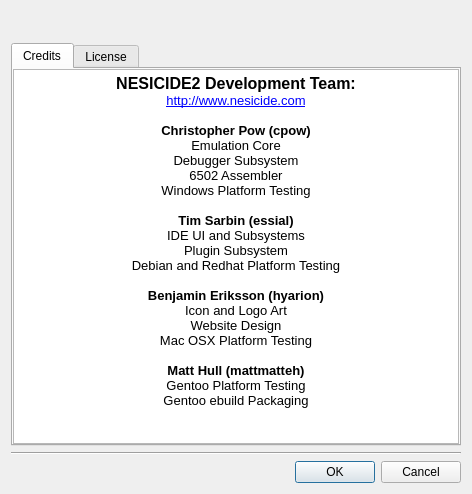
This is aboutdialog.ui in christopherpow/nesicide as Qt 5 draws it before an edit. The edited form follows.
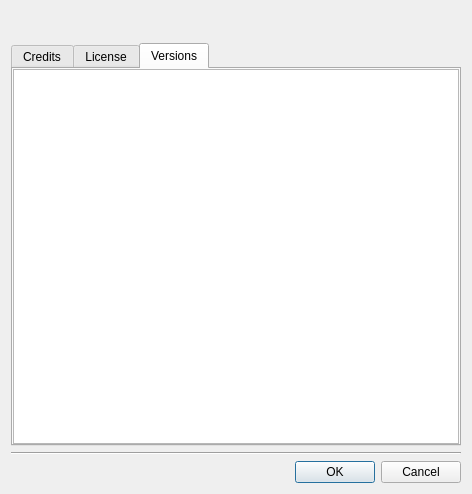
This is the edited form. Icons and pictures are not drawn.

Commit message: Adding version information to IDE.  Adding Clean Project option to call make clean.  Changed chr-rom item picker delegate to a ComboBox for better item selection capabilities.

Patch:
```diff
--- a/aboutdialog.ui
+++ b/aboutdialog.ui
@@ -63,7 +63,7 @@
    <item>
     <widget class="QTabWidget" name="tabWidget">
      <property name="currentIndex">
-      <number>0</number>
+      <number>2</number>
      </property>
      <widget class="QWidget" name="tab">
       <attribute name="title">
@@ -277,6 +277,22 @@
        </item>
       </layout>
      </widget>
+     <widget class="QWidget" name="versions">
+      <attribute name="title">
+       <string>Versions</string>
+      </attribute>
+      <layout class="QGridLayout" name="gridLayout_3">
+       <property name="horizontalSpacing">
+        <number>0</number>
+       </property>
+       <property name="margin">
+        <number>0</number>
+       </property>
+       <item row="0" column="0">
+        <widget class="QTextBrowser" name="versionsText"/>
+       </item>
+      </layout>
+     </widget>
     </widget>
    </item>
    <item>
```
Left out of the diff: 8 changed lines with no effect on the pictures. The commit also changes 20 other files.
